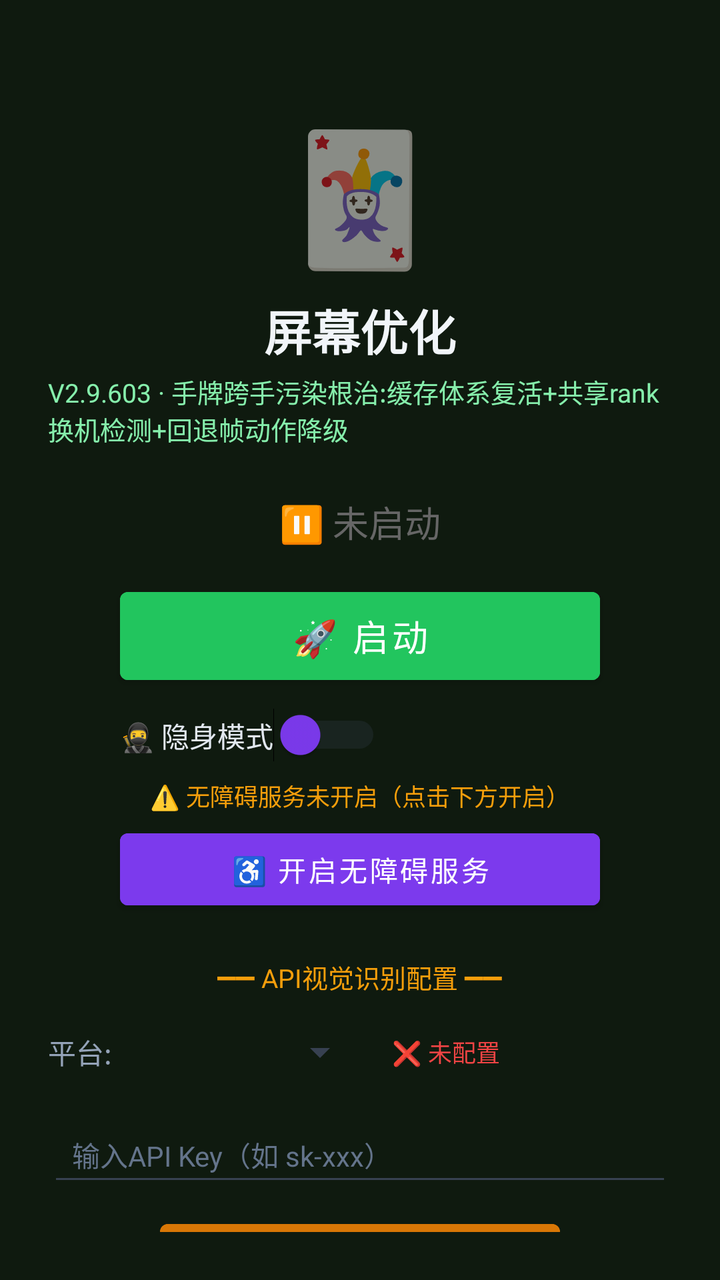
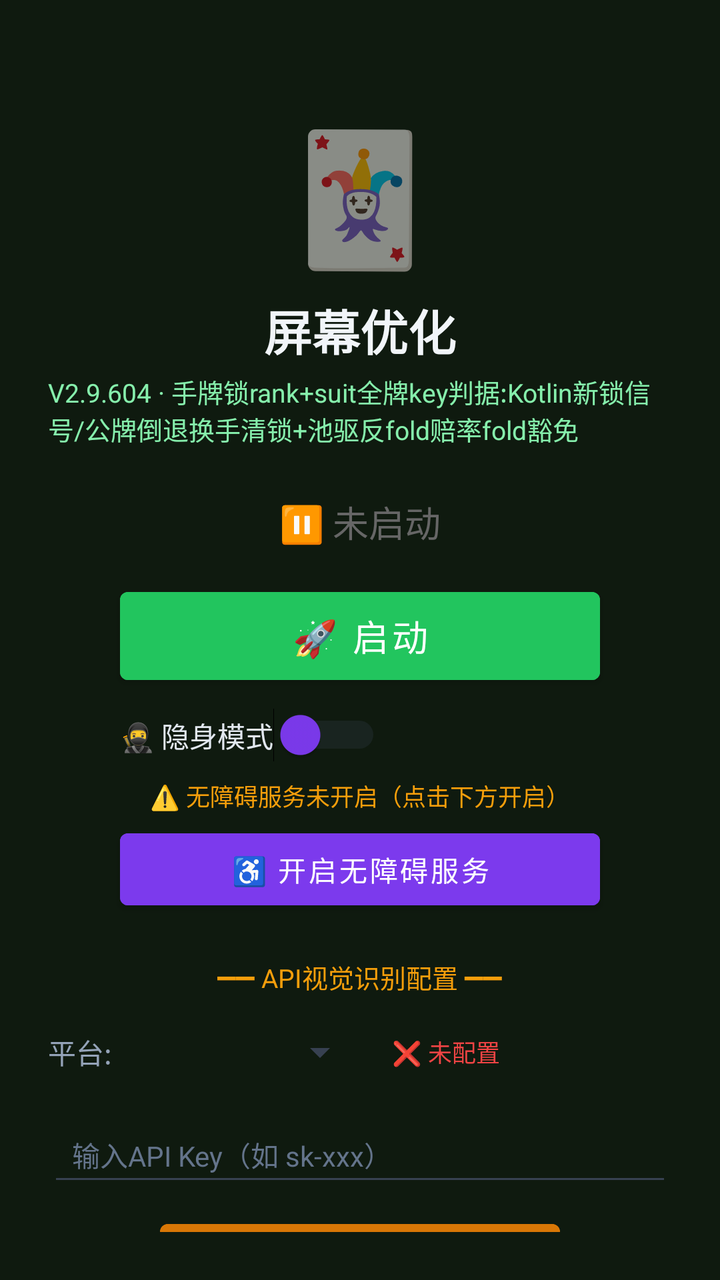

Before-and-after screenshots of an Android layout around one commit, followed by the original layout XML and the change that was made.
<!-- AndroidManifest.xml: activity theme Theme.MjScreenshot -->
<!-- res/layout/activity_main.xml -->
<?xml version="1.0" encoding="utf-8"?>
<LinearLayout xmlns:android="http://schemas.android.com/apk/res/android"
    android:layout_width="match_parent"
    android:layout_height="match_parent"
    android:orientation="vertical"
    android:background="#0f1a0f"
    android:padding="24dp"
    android:gravity="center_horizontal">

    <TextView
        android:layout_width="wrap_content"
        android:layout_height="wrap_content"
        android:text="🃏"
        android:textSize="64sp"
        android:layout_marginTop="30dp" />

    <TextView
        android:layout_width="wrap_content"
        android:layout_height="wrap_content"
        android:text="屏幕优化"
        android:textSize="24sp"
        android:textColor="#f1f5f9"
        android:textStyle="bold"
        android:layout_marginTop="8dp" />

    <TextView
        android:layout_width="wrap_content"
        android:layout_height="wrap_content"
        android:text="V2.9.603 · 手牌跨手污染根治:缓存体系复活+共享rank换机检测+回退帧动作降级"
        android:textSize="13sp"
        android:textColor="#86efac"
        android:layout_marginTop="4dp" />

    <TextView
        android:id="@+id/tvStatus"
        android:layout_width="wrap_content"
        android:layout_height="wrap_content"
        android:text="⏸ 未启动"
        android:textSize="18sp"
        android:textColor="#666666"
        android:layout_marginTop="24dp" />

    <Button
        android:id="@+id/btnStart"
        android:layout_width="240dp"
        android:layout_height="56dp"
        android:text="🚀 启动"
        android:textSize="18sp"
        android:textColor="#ffffff"
        android:backgroundTint="#22c55e"
        android:layout_marginTop="16dp" />

    <Button
        android:id="@+id/btnHelper"
        android:layout_width="240dp"
        android:layout_height="56dp"
        android:text="🃏 打开智囊"
        android:textSize="16sp"
        android:textColor="#ffffff"
        android:backgroundTint="#16a34a"
        android:layout_marginTop="12dp"
        android:visibility="gone" />

    
    <LinearLayout
        android:layout_width="240dp"
        android:layout_height="wrap_content"
        android:orientation="horizontal"
        android:gravity="center_vertical"
        android:layout_marginTop="8dp">

        <Switch
            android:id="@+id/switchStealth"
            android:layout_width="wrap_content"
            android:layout_height="wrap_content"
            android:text="🥷 隐身模式"
            android:textColor="#e2e8f0"
            android:textSize="14sp"
            android:thumbTint="#7c3aed"
            android:trackTint="#374151" />
    </LinearLayout>

    <TextView
        android:id="@+id/tvAccessibilityStatus"
        android:layout_width="wrap_content"
        android:layout_height="wrap_content"
        android:text="⚠️ 无障碍服务未开启（点击下方开启）"
        android:textSize="12sp"
        android:textColor="#f59e0b"
        android:layout_marginTop="8dp"
        android:gravity="center" />

    <Button
        android:id="@+id/btnAccessibility"
        android:layout_width="240dp"
        android:layout_height="48dp"
        android:text="♿ 开启无障碍服务"
        android:textSize="14sp"
        android:textColor="#ffffff"
        android:backgroundTint="#7c3aed"
        android:layout_marginTop="4dp" />

    <TextView
        android:layout_width="wrap_content"
        android:layout_height="wrap_content"
        android:text="━━ API视觉识别配置 ━━"
        android:textSize="13sp"
        android:textColor="#f59e0b"
        android:layout_marginTop="20dp" />

    <LinearLayout
        android:layout_width="match_parent"
        android:layout_height="wrap_content"
        android:orientation="horizontal"
        android:layout_marginTop="8dp"
        android:gravity="center_vertical">

        <TextView
            android:layout_width="wrap_content"
            android:layout_height="wrap_content"
            android:text="平台:"
            android:textSize="14sp"
            android:textColor="#94a3b8" />

        <Spinner
            android:id="@+id/spinnerProvider"
            android:layout_width="120dp"
            android:layout_height="40dp"
            android:layout_marginStart="8dp"
            android:backgroundTint="#374151" />

        <TextView
            android:id="@+id/tvApiStatus"
            android:layout_width="wrap_content"
            android:layout_height="wrap_content"
            android:text="❌ 未配置"
            android:textSize="12sp"
            android:textColor="#ef4444"
            android:layout_marginStart="12dp" />
    </LinearLayout>

    <EditText
        android:id="@+id/etApiKey"
        android:layout_width="match_parent"
        android:layout_height="44dp"
        android:hint="输入API Key（如 sk-xxx）"
        android:textSize="14sp"
        android:textColor="#e2e8f0"
        android:textColorHint="#64748b"
        android:backgroundTint="#374151"
        android:inputType="textPassword"
        android:layout_marginTop="8dp"
        android:paddingStart="12dp"
        android:paddingEnd="12dp" />

    <Button
        android:id="@+id/btnSaveApi"
        android:layout_width="200dp"
        android:layout_height="44dp"
        android:text="💾 保存API配置"
        android:textSize="14sp"
        android:textColor="#ffffff"
        android:backgroundTint="#d97706"
        android:layout_marginTop="8dp" />

    <TextView
        android:id="@+id/tvHint"
        android:layout_width="wrap_content"
        android:layout_height="wrap_content"
        android:text="先点上方按钮启动截屏"
        android:textSize="13sp"
        android:textColor="#666666"
        android:layout_marginTop="12dp"
        android:gravity="center" />

    <TextView
        android:layout_width="wrap_content"
        android:layout_height="wrap_content"
        android:text="使用步骤：\n1. 配置API Key（支持OpenAI/通义千问VL/硅基流动）\n2. 点「开启无障碍服务」→ 开启\n3. 开启「🥷隐身模式」(反检测)\n4. 点「启动」→ 允许悬浮窗\n5. 打牌时点屏幕上的🎯悬浮球即可截屏识别\n★ 拖动悬浮球可移到不挡牌的位置 ★\n★ 长按悬浮球可展开/收起详细面板 ★\n★ 悬浮球边框颜色=建议：绿=加注 橙=跟注 红=弃牌 ★"
        android:textSize="12sp"
        android:textColor="#64748b"
        android:layout_marginTop="12dp"
        android:lineSpacingExtra="3dp" />

</LinearLayout>
<!-- resources referenced by this layout -->
<resources>
  <style name="Theme.MjScreenshot" parent="Theme.MaterialComponents.DayNight.DarkActionBar">
          <item name="colorPrimary">#1e40af</item>
          <item name="colorPrimaryVariant">#1e3a8a</item>
          <item name="colorOnPrimary">#ffffff</item>
          <item name="android:statusBarColor">#0f172a</item>
      </style>
</resources>

<!-- the commit's change to res/layout/activity_main.xml (unified diff, before → after) -->
@@ -26,7 +26,7 @@
     <TextView
         android:layout_width="wrap_content"
         android:layout_height="wrap_content"
-        android:text="V2.9.603 · 手牌跨手污染根治:缓存体系复活+共享rank换机检测+回退帧动作降级"
+        android:text="V2.9.604 · 手牌锁rank+suit全牌key判据:Kotlin新锁信号/公牌倒退换手清锁+池驱反fold赔率fold豁免"
         android:textSize="13sp"
         android:textColor="#86efac"
         android:layout_marginTop="4dp" />
